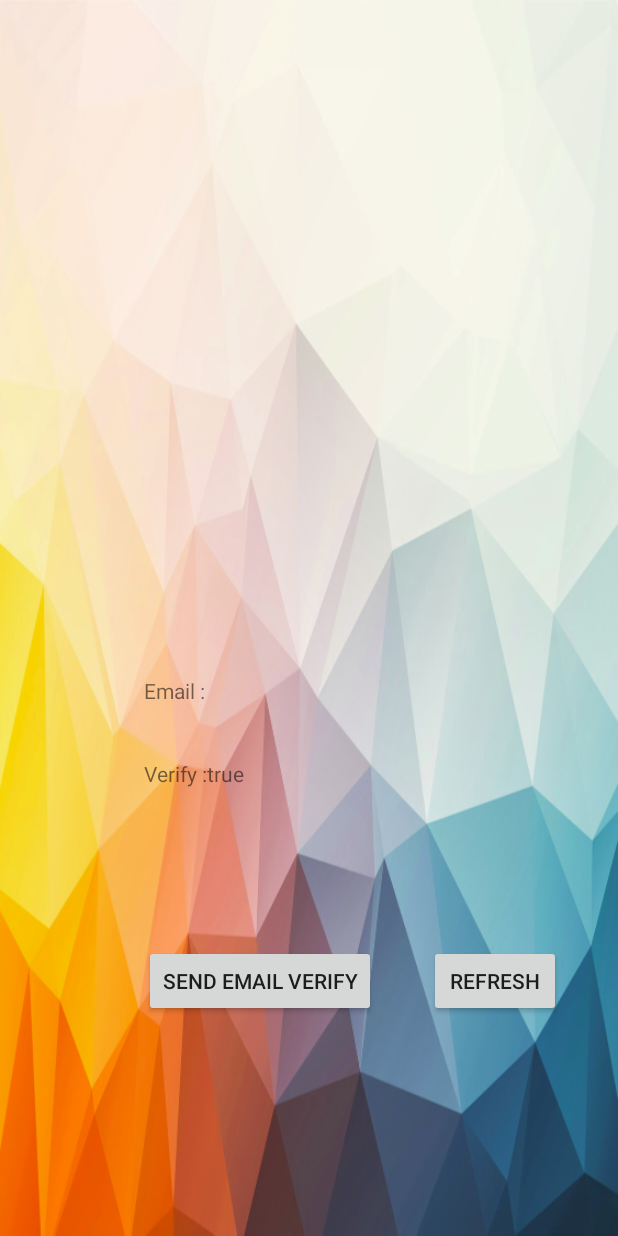
After one commit to mouradbenamar12/CarpoolingApp, an Android app: the VerifyEmail screen opened directly, with no data from a screen before it, on a phone screen of 412 x 824 dp. The commit adds this screen. Run offline under Robolectric (Android 15) with nearby library versions, the phone set to English and light mode, and no system bars; our stand-ins replace Firebase (no records; nobody signed in at launch, a user with empty details on screens opened directly).

Commit message:
Reset password & verify email

```diff
--- /dev/null
+++ b/app/src/main/java/com/example/mourad/navigationandroid/VerifyEmail.java
@@ -0,0 +1,91 @@
+package com.example.mourad.navigationandroid;
+
+import android.content.Intent;
+import android.os.Bundle;
+import android.support.annotation.NonNull;
+import android.support.design.widget.FloatingActionButton;
+import android.support.design.widget.Snackbar;
+import android.support.v7.app.AppCompatActivity;
+import android.support.v7.widget.Toolbar;
+import android.view.View;
+import android.widget.Button;
+import android.widget.TextView;
+import android.widget.Toast;
+
+import com.google.android.gms.tasks.OnCompleteListener;
+import com.google.android.gms.tasks.Task;
+import com.google.firebase.auth.FirebaseAuth;
+import com.google.firebase.auth.FirebaseUser;
+
+public class VerifyEmail extends AppCompatActivity {
+
+    Button btnSend,btnRefresh;
+    TextView txtEmail,txtStatus,et_email,login_email;
+    @Override
+    protected void onCreate(Bundle savedInstanceState) {
+        super.onCreate(savedInstanceState);
+        setContentView(R.layout.activity_verify_email);
+
+        btnSend = findViewById(R.id.btn_send);
+        btnRefresh = findViewById(R.id.btn_refresh);
+        txtEmail = findViewById(R.id.txt_email);
+        txtStatus = findViewById(R.id.txt_status);
+        et_email = findViewById(R.id.et_email);
+        login_email = findViewById(R.id.login_email);
+
+        setInfo();
+
+        btnSend.setOnClickListener(new View.OnClickListener() {
+            @Override
+            public void onClick(View v) {
+                btnSend.setEnabled(false);
+                FirebaseAuth.getInstance().getCurrentUser()
+                        .sendEmailVerification()
+                        .addOnCompleteListener(new OnCompleteListener<Void>() {
+                            @Override
+                            public void onComplete(@NonNull Task<Void> task) {
+
+                                btnSend.setEnabled(true);
+                                String email = FirebaseAuth.getInstance().getCurrentUser().getEmail();
+                                if (task.isSuccessful()){
+                                    Toast.makeText(getApplicationContext(),"Verification email sent to :" +email,Toast.LENGTH_LONG).show();
+                                }else {
+                                    Toast.makeText(getApplicationContext(),"Failed to send Verification email ",Toast.LENGTH_LONG).show();
+
+                                }
+                            }
+                        });
+
+                btnRefresh.setOnClickListener(new View.OnClickListener() {
+                    @Override
+                    public void onClick(View v) {
+                        FirebaseAuth.getInstance().getCurrentUser()
+                                .reload()
+                                .addOnCompleteListener(new OnCompleteListener<Void>() {
+                                    @Override
+                                    public void onComplete(@NonNull Task<Void> task) {
+                                        FirebaseUser user = FirebaseAuth.getInstance().getCurrentUser();
+                                        if (user.isEmailVerified()==true){
+                                            Intent intent = new Intent(getApplicationContext(),Login.class);
+                                            startActivity(intent);
+                                            finish();
+                                            Toast.makeText(getApplicationContext(),"your email "+" << "+user.getEmail()+" >> "+" is verified",Toast.LENGTH_LONG).show();
+                                        }
+                                    }
+                                });
+                    }
+                });
+
+            }
+        });
+    }
+
+    private void setInfo() {
+
+        FirebaseUser user = FirebaseAuth.getInstance().getCurrentUser();
+        txtEmail.setText(new StringBuilder("Email : ").append(user.getEmail()));
+        txtStatus.setText(new StringBuilder("Verify :").append(String.valueOf(user.isEmailVerified())));
+
+    }
+
+}
--- a/app/src/main/res/layout/activity_login.xml
+++ b/app/src/main/res/layout/activity_login.xml
@@ -43,7 +43,7 @@
         android:layout_marginRight="223dp" />
 
     <EditText
-        android:id="@+id/et_email"
+        android:id="@+id/login_email"
         android:layout_width="275dp"
         android:layout_height="65dp"
         android:layout_marginEnd="16dp"
@@ -75,7 +75,7 @@
         android:paddingRight="30dp"
         android:textColorHint="@android:color/darker_gray"
         app:layout_constraintEnd_toEndOf="parent"
-        app:layout_constraintTop_toBottomOf="@+id/et_email"
+        app:layout_constraintTop_toBottomOf="@+id/login_email"
         android:layout_marginRight="16dp" />
 
     <Button
--- /dev/null
+++ b/app/src/main/res/layout/activity_verify_email.xml
@@ -0,0 +1,56 @@
+<?xml version="1.0" encoding="utf-8"?>
+<RelativeLayout
+
+    xmlns:android="http://schemas.android.com/apk/res/android"
+    xmlns:tools="http://schemas.android.com/tools"
+    android:layout_width="match_parent"
+    android:layout_height="match_parent"
+    android:background="@drawable/bg"
+    tools:context="com.example.mourad.navigationandroid.ForgetPsw"
+    tools:layout_editor_absoluteY="25dp">
+
+
+    <Button
+        android:id="@+id/btn_send"
+        android:layout_width="wrap_content"
+        android:layout_height="wrap_content"
+        android:layout_alignBaseline="@+id/btn_refresh"
+        android:layout_alignBottom="@+id/btn_refresh"
+        android:layout_marginEnd="35dp"
+        android:layout_marginRight="35dp"
+        android:layout_toLeftOf="@+id/btn_refresh"
+        android:layout_toStartOf="@+id/btn_refresh"
+        android:text="@string/send_email_verify" />
+
+    <Button
+        android:id="@+id/btn_refresh"
+        android:layout_width="wrap_content"
+        android:layout_height="wrap_content"
+        android:layout_alignParentBottom="true"
+        android:layout_alignParentEnd="true"
+        android:layout_alignParentRight="true"
+        android:layout_marginBottom="146dp"
+        android:layout_marginEnd="38dp"
+        android:layout_marginRight="38dp"
+        android:text="@string/refresh" />
+
+    <TextView
+        android:id="@+id/txt_email"
+        android:layout_width="wrap_content"
+        android:layout_height="wrap_content"
+        android:layout_above="@+id/btn_send"
+        android:layout_alignLeft="@+id/btn_send"
+        android:layout_alignStart="@+id/btn_send"
+        android:layout_marginBottom="160dp"
+        android:text="@string/emaaaaail" />
+
+    <TextView
+        android:id="@+id/txt_status"
+        android:layout_width="wrap_content"
+        android:layout_height="wrap_content"
+        android:layout_alignLeft="@+id/txt_email"
+        android:layout_alignStart="@+id/txt_email"
+        android:layout_alignTop="@+id/txt_email"
+        android:layout_marginTop="55dp"
+        android:text="@string/status_of_verify_string_email" />
+</RelativeLayout>
--- a/app/src/main/res/values/strings.xml
+++ b/app/src/main/res/values/strings.xml
@@ -51,4 +51,9 @@
     <string name="android_studio_android_com">android.studio@android.com</string>
     <string name="imag_nav">img nav</string>
     <string name="loading">loading ...</string>
+    <string name="title_activity_verify_email">VerifyEmail</string>
+    <string name="refresh">Refresh</string>
+    <string name="send_email_verify">send email verify</string>
+    <string name="emaaaaail">emaaaaail</string>
+    <string name="status_of_verify_string_email">status of verify @string/email</string>
 </resources>
--- a/app/src/main/res/values/styles.xml
+++ b/app/src/main/res/values/styles.xml
@@ -16,6 +16,7 @@
     <style name="AppTheme.AppBarOverlay" parent="ThemeOverlay.AppCompat.Dark.ActionBar" />
 
     <style name="AppTheme.PopupOverlay" parent="ThemeOverlay.AppCompat.Light" />
+
     <style name="FacebookLoginButton">
 
         <item name="android:layout_marginTop">10dp</item>
--- a/build.gradle
+++ b/build.gradle
@@ -20,6 +20,9 @@ allprojects {
     repositories {
         google()
         jcenter()
+        maven{
+           url "http://maven.fabric.io/public"
+        }
     }
 }
 
```
Also changed, not shown: app/src/main/AndroidManifest.xml (+11 -4 lines), app/src/main/java/com/example/mourad/navigationandroid/ForgetPsw.java (+16 -3 lines), app/src/main/java/com/example/mourad/navigationandroid/SignUp.java (+16 -9 lines).
